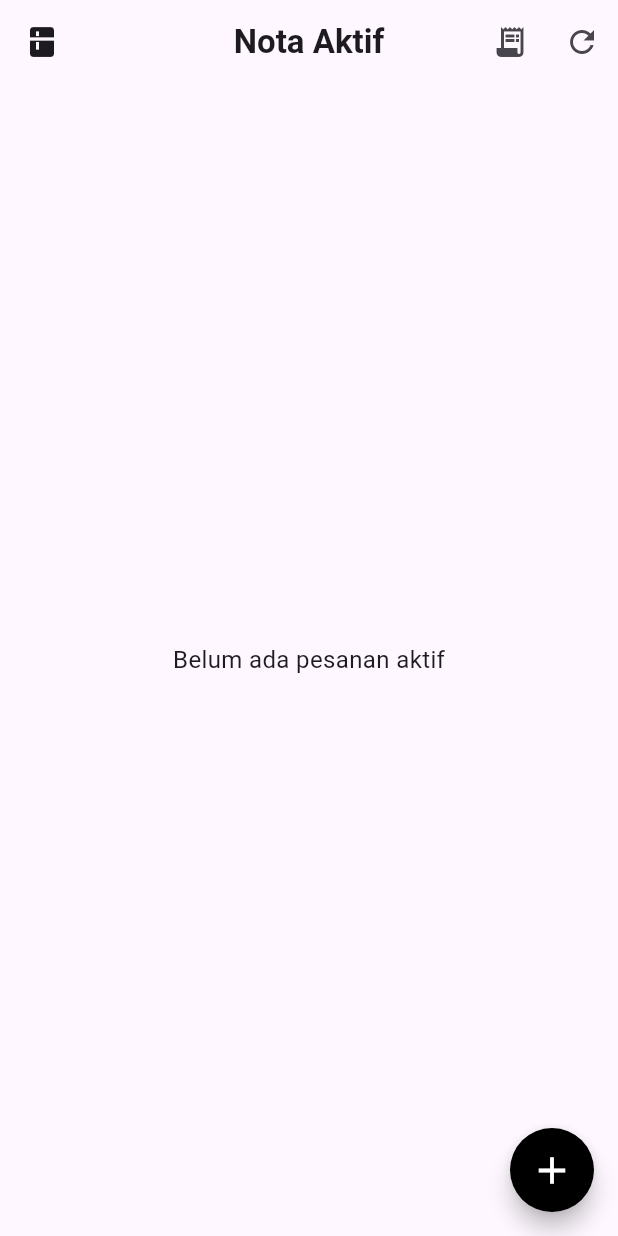
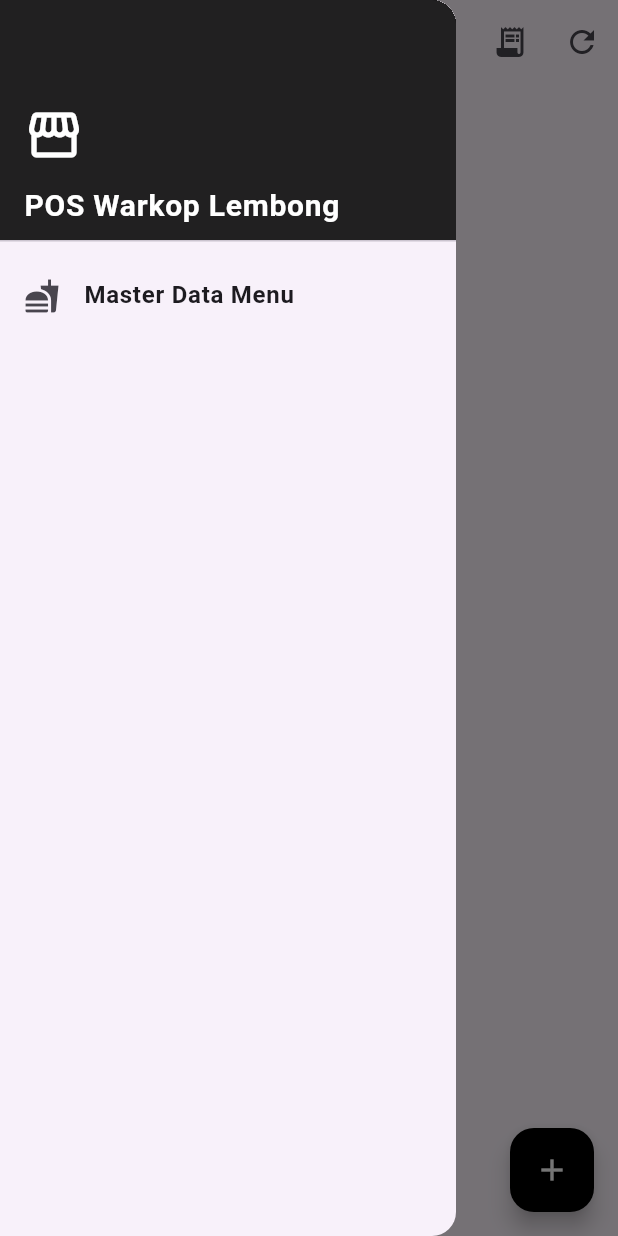
Before and after one commit to cepsayid-dev/KasirLembong, a Flutter app: the screen it shows after launch, with the side drawer open (before the commit the screen has no drawer), on a phone screen of 412 x 824 dp. Run offline on Flutter 3.47's test engine with Material 3 defaults, Android fonts, the phone set to English and light mode, and no system bars; our stand-ins replace flutter_dotenv; missing offline and left inert: postgres.

Commit message:
feat: implement master data menu CRUD and connect drawer navigation in home page

```diff
--- a/lib/views/home_page.dart
+++ b/lib/views/home_page.dart
@@ -2,10 +2,11 @@ import 'package:flutter/material.dart';
 
 import '../models/bill_model.dart';
 import '../services/bill_service.dart';
-import 'bill_page.dart';
-import 'order_page.dart'; // Impor halaman antrean dapur
 import 'active_bill_page.dart';
 import 'history_page.dart';
+import 'master_menu_page.dart';
+import 'order_page.dart';
+import 'menu_choice_page.dart'; // Sesuaikan jika nama halaman menu Anda berbeda
 
 class HomePage extends StatefulWidget {
   const HomePage({super.key});
@@ -27,9 +28,7 @@ class _HomePageState extends State<HomePage> {
   Future<void> _loadActiveBills() async {
     setState(() => _isLoading = true);
     final bills = await BillService.fetchActiveBills();
-
-    if (!mounted) return; // Mencegah warning context saat async
-
+    if (!mounted) return;
     setState(() {
       _activeBills = bills;
       _isLoading = false;
@@ -45,8 +44,10 @@ class _HomePageState extends State<HomePage> {
           style: TextStyle(fontWeight: FontWeight.bold),
         ),
         centerTitle: true,
-        leading: IconButton(
-          icon: const Icon(Icons.kitchen), // Tombol akses ke Dapur (Tab O)
+        // Properti 'leading' sudah dihapus agar Drawer otomatis muncul
+        actions: [
+          IconButton(
+            icon: const Icon(Icons.kitchen), // Tombol Dapur
             tooltip: 'Antrean Dapur',
             onPressed: () {
               Navigator.push(
@@ -55,11 +56,8 @@ class _HomePageState extends State<HomePage> {
               );
             },
           ),
-        actions: [
           IconButton(
-            icon: const Icon(
-              Icons.receipt_long,
-            ), // Tombol baru untuk Riwayat/Laporan
+            icon: const Icon(Icons.receipt_long), // Tombol Riwayat/Laporan
             tooltip: 'Laporan Hari Ini',
             onPressed: () {
               Navigator.push(
@@ -74,6 +72,50 @@ class _HomePageState extends State<HomePage> {
           ),
         ],
       ),
+
+      drawer: Drawer(
+        child: ListView(
+          padding: EdgeInsets.zero,
+          children: [
+            const DrawerHeader(
+              decoration: BoxDecoration(color: Colors.black87),
+              child: Column(
+                crossAxisAlignment: CrossAxisAlignment.start,
+                mainAxisAlignment: MainAxisAlignment.end,
+                children: [
+                  Icon(Icons.storefront, color: Colors.white, size: 40),
+                  SizedBox(height: 12),
+                  Text(
+                    'POS Warkop Lembong',
+                    style: TextStyle(
+                      color: Colors.white,
+                      fontSize: 20,
+                      fontWeight: FontWeight.bold,
+                    ),
+                  ),
+                ],
+              ),
+            ),
+            ListTile(
+              leading: const Icon(Icons.fastfood),
+              title: const Text(
+                'Master Data Menu',
+                style: TextStyle(fontWeight: FontWeight.bold),
+              ),
+              onTap: () {
+                Navigator.pop(context); // Tutup drawer
+                Navigator.push(
+                  context,
+                  MaterialPageRoute(
+                    builder: (context) => const MasterMenuPage(),
+                  ),
+                );
+              },
+            ),
+          ],
+        ),
+      ),
+
       body: _isLoading
           ? const Center(child: CircularProgressIndicator())
           : _activeBills.isEmpty
@@ -88,13 +130,12 @@ class _HomePageState extends State<HomePage> {
               itemCount: _activeBills.length,
               itemBuilder: (context, index) {
                 final bill = _activeBills[index];
-                final isPaid = bill.status == 'paid'; // Cek apakah sudah lunas
+                final isPaid = bill.status == 'paid';
 
                 final timeString =
                     "${bill.createdAt.hour.toString().padLeft(2, '0')}:${bill.createdAt.minute.toString().padLeft(2, '0')}";
 
                 return Card(
-                  // Jika lunas = Hijau, jika belum = Merah
                   color: isPaid ? Colors.green.shade100 : Colors.red.shade100,
                   elevation: 2,
                   margin: const EdgeInsets.only(bottom: 12.0),
@@ -124,7 +165,6 @@ class _HomePageState extends State<HomePage> {
                       crossAxisAlignment: CrossAxisAlignment.start,
                       children: [
                         Text('Jam Order: $timeString'),
-                        // Tambahkan teks status kecil di bawah jam
                         Text(
                           isPaid ? 'LUNAS (Menunggu Dapur)' : 'BELUM BAYAR',
                           style: TextStyle(
@@ -154,17 +194,22 @@ class _HomePageState extends State<HomePage> {
                 );
               },
             ),
+
+      // Tombol Plus hitam di pojok kanan bawah
       floatingActionButton: FloatingActionButton(
-        onPressed: () {
-          // Buka nota kosong, lalu refresh halaman setelah kembali dari halaman Bill
-          Navigator.push(
+        backgroundColor: Colors.black,
+        onPressed: () async {
+          // Membuka halaman untuk membuat pesanan baru
+          final result = await Navigator.push(
             context,
-            MaterialPageRoute(builder: (context) => const BillPage()),
-          ).then((_) => _loadActiveBills());
+            MaterialPageRoute(builder: (context) => const MenuChoicePage()),
+          );
+
+          if (result == true && mounted) {
+            _loadActiveBills();
+          }
         },
-        backgroundColor: Colors.black,
-        shape: const CircleBorder(),
-        child: const Icon(Icons.add, color: Colors.white, size: 30),
+        child: const Icon(Icons.add, color: Colors.white),
       ),
     );
   }
```
Also changed, not shown: lib/services/menu_service.dart (+73 -0 lines), lib/views/master_menu_page.dart (added, +252 -0 lines). Lines whose indentation alone changed are shown as unchanged.
